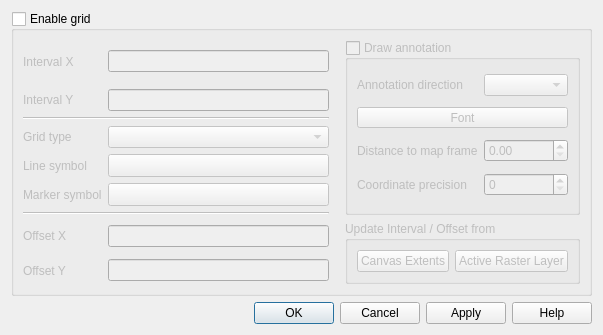
Above: src/ui/qgsdecorationgriddialog.ui from qgis/QGIS before the change. Below: the same form after it.
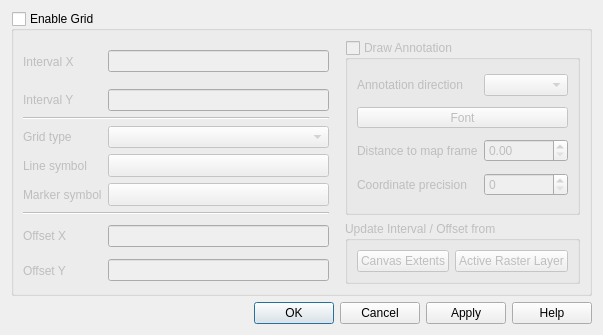
That is the form after the change. Custom widgets are drawn as their Qt base class.

Patch:
```diff
--- a/src/ui/qgsdecorationgriddialog.ui
+++ b/src/ui/qgsdecorationgriddialog.ui
@@ -20,7 +20,7 @@
    <item>
     <widget class="QGroupBox" name="grpEnable">
      <property name="title">
-      <string>Enable grid</string>
+      <string>Enable Grid</string>
      </property>
      <property name="checkable">
       <bool>true</bool>
@@ -32,7 +32,7 @@
       <item row="0" column="3" rowspan="8">
        <widget class="QGroupBox" name="mDrawAnnotationCheckBox">
         <property name="title">
-         <string>Draw annotation</string>
+         <string>Draw Annotation</string>
         </property>
         <property name="flat">
          <bool>false</bool>
```
